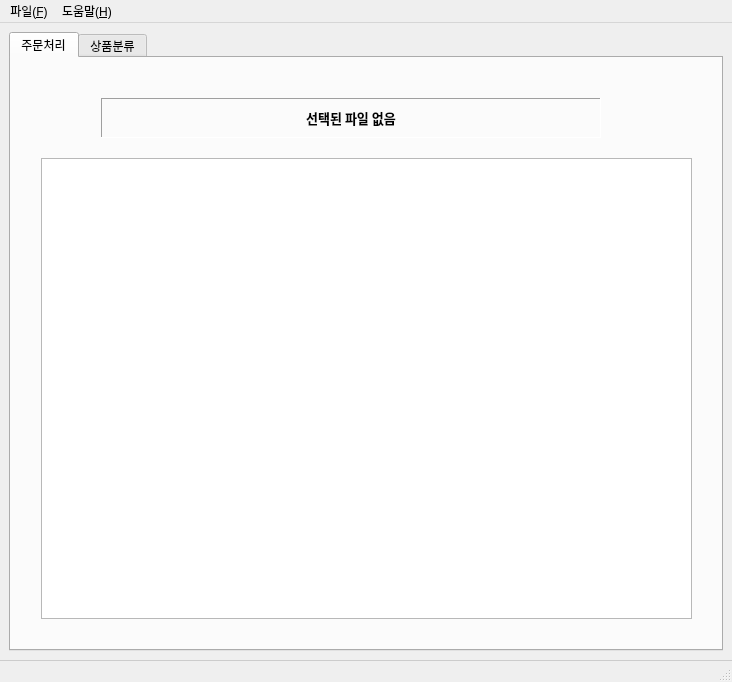
Old version of the form ui/main_window.ui in the repository Peanut0711/easy-fulfill.
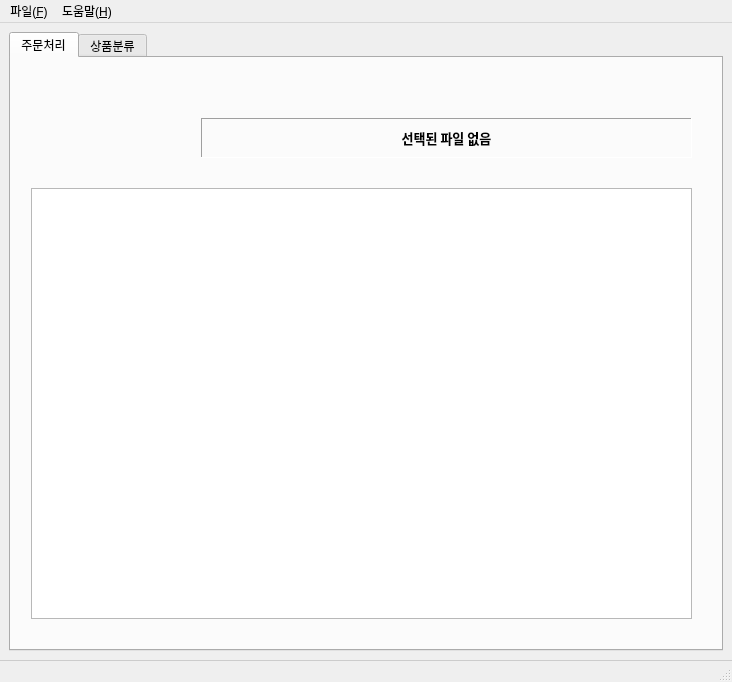
New version of the form.

What changed in the file:
```diff
--- a/ui/main_window.ui
+++ b/ui/main_window.ui
@@ -35,9 +35,9 @@
        <widget class="QLabel" name="filePathLabel">
         <property name="geometry">
          <rect>
-          <x>90</x>
-          <y>40</y>
-          <width>500</width>
+          <x>190</x>
+          <y>60</y>
+          <width>491</width>
           <height>40</height>
          </rect>
         </property>
@@ -79,12 +79,25 @@
        <widget class="QPlainTextEdit" name="plainTextEdit">
         <property name="geometry">
          <rect>
+          <x>20</x>
+          <y>130</y>
+          <width>661</width>
+          <height>431</height>
+         </rect>
+        </property>
+       </widget>
+       <widget class="QLabel" name="label_logo">
+        <property name="geometry">
+         <rect>
           <x>30</x>
-          <y>100</y>
-          <width>651</width>
-          <height>461</height>
+          <y>60</y>
+          <width>151</width>
+          <height>41</height>
          </rect>
         </property>
+        <property name="text">
+         <string/>
+        </property>
        </widget>
       </widget>
       <widget class="QWidget" name="tab_2">
```
